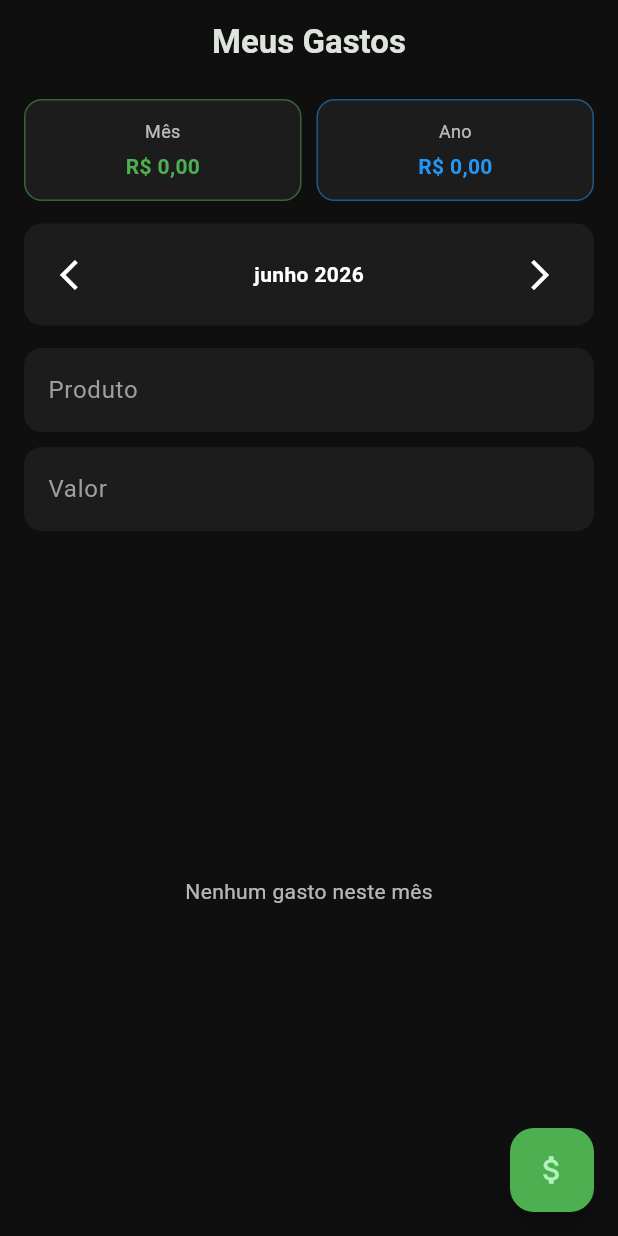
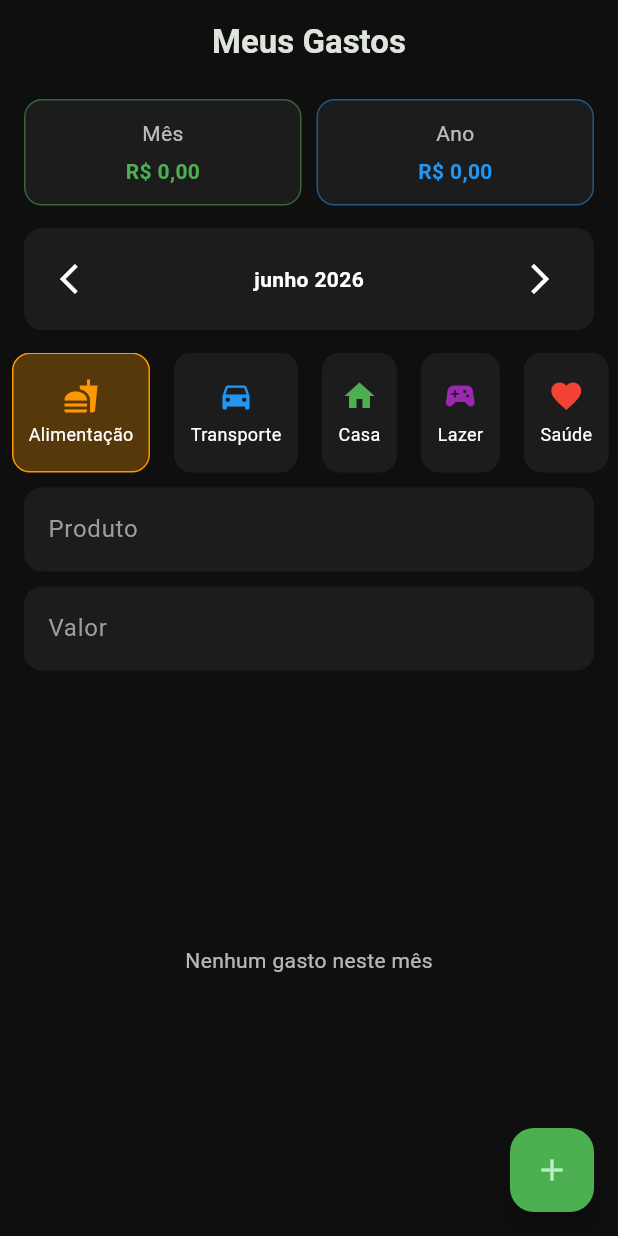
Before and after one commit to alexduar/controle-gastos-flutter, a Flutter app: the screen it shows after launch, on a phone screen of 412 x 824 dp. Run offline on Flutter 3.47's test engine with Material 3 defaults, Android fonts, the phone set to English and light mode, and no system bars; our stand-ins replace shared_preferences.

Commit message:
categorias

```diff
--- /dev/null
+++ b/lib/data/categorias.dart
@@ -0,0 +1,11 @@
+import 'package:flutter/material.dart';
+import '../models/categoria_model.dart';
+
+final List<Categoria> categorias = [
+  Categoria(nome: 'Alimentação', icon: Icons.fastfood, cor: Colors.orange),
+  Categoria(nome: 'Transporte', icon: Icons.directions_car, cor: Colors.blue),
+  Categoria(nome: 'Casa', icon: Icons.home, cor: Colors.green),
+  Categoria(nome: 'Lazer', icon: Icons.sports_esports, cor: Colors.purple),
+  Categoria(nome: 'Saúde', icon: Icons.favorite, cor: Colors.red),
+  Categoria(nome: 'Mercado', icon: Icons.shopping_cart, cor: Colors.teal),
+];
--- a/lib/models/gasto_model.dart
+++ b/lib/models/gasto_model.dart
@@ -3,12 +3,14 @@ class Gasto {
   final String descricao;
   final double valor;
   final DateTime data;
+  final String categoria;
 
   Gasto({
     String? id,
     required this.descricao,
     required this.valor,
     required this.data,
+    required this.categoria,
   }) : id = id ?? DateTime.now().millisecondsSinceEpoch.toString();
 
   /// 🔹 Converte para JSON (salvar no banco/local storage)
@@ -18,6 +20,7 @@ class Gasto {
       'descricao': descricao,
       'valor': valor,
       'data': data.toIso8601String(),
+      'categoria': categoria,
     };
   }
 
@@ -30,6 +33,7 @@ class Gasto {
       data: json['data'] != null
           ? DateTime.parse(json['data'])
           : DateTime.now(),
+      categoria: json['categoria'] ?? 'Outros',
     );
   }
 }
--- a/lib/views/home_page.dart
+++ b/lib/views/home_page.dart
@@ -4,6 +4,7 @@ import 'package:intl/intl.dart';
 import '../controllers/gasto_controller.dart';
 import '../models/gasto_model.dart';
 import '../widgets/gasto_card.dart';
+import '../data/categorias.dart';
 
 class HomePage extends StatefulWidget {
   const HomePage({super.key});
@@ -23,6 +24,8 @@ class _HomePageState extends State<HomePage> {
 
   int mesSelecionado = DateTime.now().month;
   int anoSelecionado = DateTime.now().year;
+
+  String categoriaSelecionada = 'Alimentação';
 
   @override
   void initState() {
@@ -53,6 +56,7 @@ class _HomePageState extends State<HomePage> {
         descricao: produtoController.text,
         valor: valor,
         data: DateTime.now(),
+        categoria: categoriaSelecionada, // ✅ AGORA SALVA CATEGORIA
       ),
     );
 
@@ -83,7 +87,6 @@ class _HomePageState extends State<HomePage> {
     return Scaffold(
       backgroundColor: const Color(0xFF0F0F0F),
 
-      // 🔥 APPBAR LIMPA
       appBar: AppBar(
         title: const Text(
           'Meus Gastos',
@@ -103,17 +106,9 @@ class _HomePageState extends State<HomePage> {
             padding: const EdgeInsets.symmetric(horizontal: 16),
             child: Row(
               children: [
-                _buildCard(
-                  "Mês",
-                  formatador.format(totalMes),
-                  Colors.green,
-                ),
+                _buildCard("Mês", formatador.format(totalMes), Colors.green),
                 const SizedBox(width: 10),
-                _buildCard(
-                  "Ano",
-                  formatador.format(totalAno),
-                  Colors.blue,
-                ),
+                _buildCard("Ano", formatador.format(totalAno), Colors.blue),
               ],
             ),
           ),
@@ -123,8 +118,7 @@ class _HomePageState extends State<HomePage> {
           // 🔥 SELETOR DE MÊS
           Container(
             margin: const EdgeInsets.symmetric(horizontal: 16),
-            padding: const EdgeInsets.symmetric(
-                horizontal: 12, vertical: 10),
+            padding: const EdgeInsets.symmetric(horizontal: 12, vertical: 10),
             decoration: BoxDecoration(
               color: const Color(0xFF1C1C1C),
               borderRadius: BorderRadius.circular(12),
@@ -175,7 +169,61 @@ class _HomePageState extends State<HomePage> {
 
           const SizedBox(height: 15),
 
-          // 🔥 INPUTS MODERNOS
+          // 🔥 CATEGORIAS (NOVO)
+          SizedBox(
+            height: 80,
+            child: ListView.builder(
+              scrollDirection: Axis.horizontal,
+              itemCount: categorias.length,
+              itemBuilder: (context, index) {
+                final cat = categorias[index];
+
+                final isSelected =
+                    cat.nome == categoriaSelecionada;
+
+                return GestureDetector(
+                  onTap: () {
+                    setState(() {
+                      categoriaSelecionada = cat.nome;
+                    });
+                  },
+                  child: Container(
+                    margin: const EdgeInsets.symmetric(horizontal: 8),
+                    padding: const EdgeInsets.all(10),
+                    decoration: BoxDecoration(
+                      color: isSelected
+                          ? cat.cor.withOpacity(0.3)
+                          : const Color(0xFF1C1C1C),
+                      borderRadius: BorderRadius.circular(12),
+                      border: Border.all(
+                        color: isSelected
+                            ? cat.cor
+                            : Colors.transparent,
+                      ),
+                    ),
+                    child: Column(
+                      mainAxisAlignment: MainAxisAlignment.center,
+                      children: [
+                        Icon(cat.icon, color: cat.cor),
+                        const SizedBox(height: 5),
+                        Text(
+                          cat.nome,
+                          style: const TextStyle(
+                            fontSize: 12,
+                            color: Colors.white,
+                          ),
+                        ),
+                      ],
+                    ),
+                  ),
+                );
+              },
+            ),
+          ),
+
+          const SizedBox(height: 10),
+
+          // 🔥 INPUTS
           Padding(
             padding: const EdgeInsets.symmetric(horizontal: 16),
             child: Column(
@@ -185,8 +233,7 @@ class _HomePageState extends State<HomePage> {
                   style: const TextStyle(color: Colors.white),
                   decoration: InputDecoration(
                     hintText: 'Produto',
-                    hintStyle:
-                        const TextStyle(color: Colors.grey),
+                    hintStyle: const TextStyle(color: Colors.grey),
                     filled: true,
                     fillColor: const Color(0xFF1C1C1C),
                     border: OutlineInputBorder(
@@ -204,8 +251,7 @@ class _HomePageState extends State<HomePage> {
                   keyboardType: TextInputType.number,
                   decoration: InputDecoration(
                     hintText: 'Valor',
-                    hintStyle:
-                        const TextStyle(color: Colors.grey),
+                    hintStyle: const TextStyle(color: Colors.grey),
                     filled: true,
                     fillColor: const Color(0xFF1C1C1C),
                     border: OutlineInputBorder(
@@ -215,8 +261,7 @@ class _HomePageState extends State<HomePage> {
                   ),
                   onChanged: (value) {
                     double number = _parseCurrency(value);
-                    String formatted =
-                        formatador.format(number);
+                    String formatted = formatador.format(number);
 
                     valorController.value = TextEditingValue(
                       text: formatted,
@@ -259,16 +304,14 @@ class _HomePageState extends State<HomePage> {
         ],
       ),
 
-      // 🔥 BOTÃO FLUTUANTE
       floatingActionButton: FloatingActionButton(
         backgroundColor: Colors.green,
         onPressed: adicionarGasto,
-        child: const Icon(Icons.attach_money),
+        child: const Icon(Icons.add),
       ),
     );
   }
 
-  // 🔥 CARD RESUMO
   Widget _buildCard(String title, String value, Color color) {
     return Expanded(
       child: Container(
@@ -280,13 +323,7 @@ class _HomePageState extends State<HomePage> {
         ),
         child: Column(
           children: [
-            Text(
-              title,
-              style: const TextStyle(
-                color: Colors.white70,
-                fontSize: 12,
-              ),
-            ),
+            Text(title, style: const TextStyle(color: Colors.white70)),
             const SizedBox(height: 5),
             Text(
               value,
```
Also changed, not shown: lib/models/categoria_model.dart (added, +13 -0 lines), lib/widgets/gasto_card.dart (+46 -4 lines).
